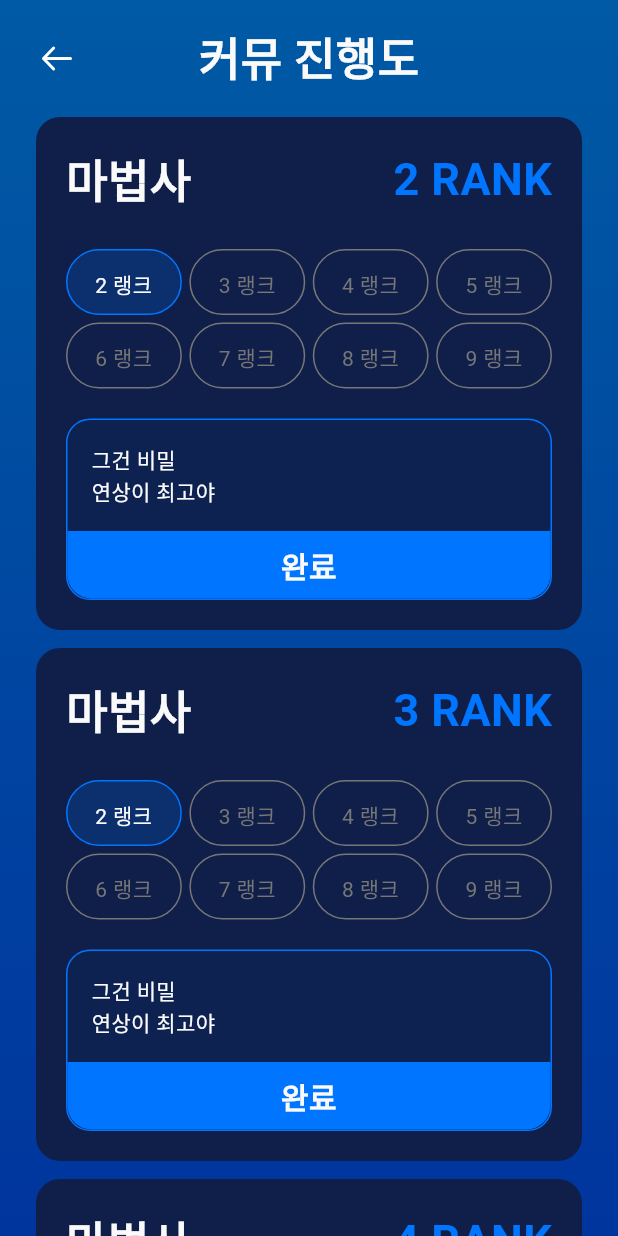
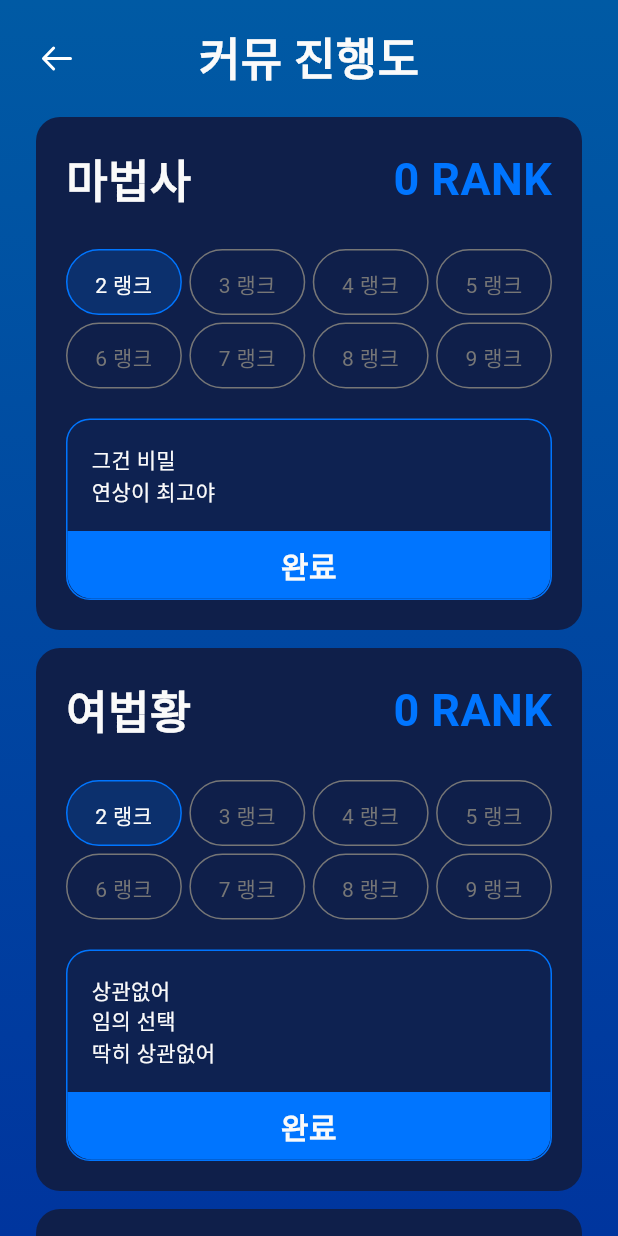
Before and after one commit to kmj94102/mj_app_f, a Flutter app: the Persona3CommunityScreen widget shown alone on an empty page, opened directly, on a phone screen of 412 x 824 dp. Run offline on Flutter 3.47's test engine with Material 3 defaults, Android fonts, the phone set to English and light mode, and no system bars; our stand-ins replace flutter_sticky_header, flutter_svg, get, shared_preferences, sqflite; accounts and stored records are empty; network calls fail.

```diff
--- a/lib/controller/persona3_community_controller.dart
+++ b/lib/controller/persona3_community_controller.dart
@@ -1,4 +1,5 @@
 import 'package:get/get.dart';
+import 'package:shared_preferences/shared_preferences.dart';
 
 import '../database/db_helper.dart';
 import '../database/persona_table.dart';
@@ -6,16 +7,64 @@ import '../database/persona_table.dart';
 class Persona3CommunityController extends GetxController {
   static Persona3CommunityController instance = Get.find();
 
-  final _communityList = <PersonaCommunity>[].obs;
-  List<PersonaCommunity> get communityList => _communityList;
+  final _communityMap = <String, List<PersonaCommunity>>{}.obs;
+
+  Map<String, List<PersonaCommunity>> get communityMap => _communityMap;
+
+  final _rankMap = <String, int>{}.obs;
+
+  Map<String, int> get rankMap => _rankMap;
 
   Future<void> fetchData() async {
     final db = DBHelper.instance;
-    _communityList.value = await db.getPersonaCommunityList();
-    Get.log('${_communityList.length}');
-
-    for(var item in _communityList) {
-      Get.log('${item.arcana} ${item.rank}');
+    await fetchRank();
+    final list = (await db.getPersonaCommunityList());
+    for (var item in list) {
+      _communityMap.putIfAbsent(item.arcana, () => []).add(item);
     }
   }
+
+  Future<void> fetchRank() async {
+    final prefs = await SharedPreferences.getInstance();
+    final arcanaList = [
+      '마법사',
+      '여법황',
+      '여황제',
+      '황제',
+      '법황',
+      '연인',
+      '전차',
+      '정의',
+      '은둔자',
+      '운명',
+      '힘',
+      '사형수',
+      '절제',
+      '악마',
+      '탑',
+      '별',
+      '달',
+      '태양',
+      '영겁',
+      '광대',
+      '사신',
+      '심판',
+    ];
+
+    for (var arcana in arcanaList) {
+      final rank = prefs.getInt(arcana) ?? 0;
+      _rankMap.putIfAbsent(arcana, () => rank);
+    }
+  }
+
+  int getRank(String key) {
+    return _rankMap[key] ?? 0;
+  }
+
+  Future<void> updateRank(String arcana, int rank) async {
+    final prefs = await SharedPreferences.getInstance();
+    prefs.setInt(arcana, rank);
+    _rankMap[arcana] = rank;
+    _rankMap.refresh();
+  }
 }
--- a/lib/views/game/persona3/community/persona3_community.dart
+++ b/lib/views/game/persona3/community/persona3_community.dart
@@ -69,18 +69,33 @@ class _Persona3CommunityScreenState extends State<Persona3CommunityScreen>
               child: SingleChildScrollView(
                 child: Column(
                   children: List.generate(
-                    Persona3CommunityController.instance.communityList.length,
-                    (index) => Column(
-                      children: [
-                        Persona3CommunityItem(
-                          item:
-                              Persona3CommunityController
-                                  .instance
-                                  .communityList[index],
-                        ),
-                        SizedBox(height: 12),
-                      ],
-                    ),
+                    Persona3CommunityController.instance.communityMap.length,
+                    (index) {
+                      final entry = Persona3CommunityController
+                          .instance
+                          .communityMap
+                          .entries
+                          .elementAt(index);
+                      final items = entry.value;
+
+                      return Column(
+                        children: [
+                          Persona3CommunityItem(
+                            items: items,
+                            rank: Persona3CommunityController.instance.getRank(
+                              items.first.arcana,
+                            ),
+                            updateRank: (rank) {
+                              Persona3CommunityController.instance.updateRank(
+                                items.first.arcana,
+                                rank,
+                              );
+                            },
+                          ),
+                          SizedBox(height: 12),
+                        ],
+                      );
+                    },
                   ),
                 ),
               ),
--- a/lib/views/game/persona3/persona3_items.dart
+++ b/lib/views/game/persona3/persona3_items.dart
@@ -1,3 +1,5 @@
+import 'dart:math';
+
 import 'package:flutter/material.dart';
 import 'package:mj_app_f/custom/select_chip.dart';
 import 'package:mj_app_f/style/color.dart';
@@ -6,13 +8,20 @@ import '../../../database/persona_table.dart';
 import '../../../model/persona.dart';
 
 class Persona3ScheduleItem extends StatelessWidget {
-  final List<PersonaSchedule> list;
+  final PersonaSchedule schedule;
+  final Function(List<int>) onTap;
 
-  const Persona3ScheduleItem({super.key, required this.list});
+  const Persona3ScheduleItem({
+    super.key,
+    required this.schedule,
+    required this.onTap,
+  });
 
   @override
   Widget build(BuildContext context) {
-    return Container(
+    return Padding(
+      padding: const EdgeInsets.only(bottom: 12),
+      child: Container(
         width: double.infinity,
         decoration: BoxDecoration(
           color: Color(0xFF131234),
@@ -29,16 +38,19 @@ class Persona3ScheduleItem extends StatelessWidget {
                   borderRadius: BorderRadius.circular(12),
                 ),
                 child: Padding(
-                padding: const EdgeInsets.symmetric(vertical: 7, horizontal: 8),
+                  padding: const EdgeInsets.symmetric(
+                    vertical: 7,
+                    horizontal: 8,
+                  ),
                   child: Text(
-                  '${list.first.day}일 ${list.first.dayOfWeek}',
+                    schedule.getDate(),
                     style: TextStyle(color: ColorStyle.white, fontSize: 12),
                   ),
                 ),
               ),
               SizedBox(height: 12),
 
-            for (var item in list)
+              for (var item in schedule.items ?? <PersonaScheduleInfo>[])
                 Column(
                   crossAxisAlignment: CrossAxisAlignment.start,
                   children: [
@@ -61,7 +73,11 @@ class Persona3ScheduleItem extends StatelessWidget {
                 ),
               SizedBox(height: 14),
 
-            Container(
+              GestureDetector(
+                onTap: () {
+                  onTap(schedule.getIdxList());
+                },
+                child: Container(
                   width: double.infinity,
                   decoration: BoxDecoration(
                     borderRadius: BorderRadius.circular(16),
@@ -80,16 +96,41 @@ class Persona3ScheduleItem extends StatelessWidget {
                     ),
                   ),
                 ),
+              ),
             ],
+          ),
         ),
       ),
     );
   }
 }
 
-class Persona3CommunityItem extends StatelessWidget {
-  final PersonaCommunity item;
-  const Persona3CommunityItem({super.key, required this.item});
+class Persona3CommunityItem extends StatefulWidget {
+  final List<PersonaCommunity> items;
+  final int rank;
+  final Function(int) updateRank;
+
+  const Persona3CommunityItem({
+    super.key,
+    required this.items,
+    required this.rank,
+    required this.updateRank,
+  });
+
+  @override
+  State<Persona3CommunityItem> createState() => _Persona3CommunityItemState();
+}
+
+class _Persona3CommunityItemState extends State<Persona3CommunityItem> {
+  int selectIndex = 0;
+
+  @override
+  void initState() {
+    super.initState();
+    setState(() {
+      selectIndex = max(widget.rank - 2, 0);
+    });
+  }
 
   @override
   Widget build(BuildContext context) {
@@ -107,7 +148,7 @@ class Persona3CommunityItem extends StatelessWidget {
               children: [
                 Expanded(
                   child: Text(
-                    item.arcana,
+                    widget.items.first.arcana,
                     style: TextStyle(
                       color: ColorStyle.white,
                       fontSize: 30,
@@ -116,7 +157,7 @@ class Persona3CommunityItem extends StatelessWidget {
                   ),
                 ),
                 Text(
-                  '${item.rank} RANK',
+                  '${widget.rank} RANK',
                   style: TextStyle(
                     color: ColorStyle.darkBlue,
                     fontSize: 30,
@@ -137,15 +178,22 @@ class Persona3CommunityItem extends StatelessWidget {
               ),
               itemCount: 8,
               itemBuilder: (context, index) {
-                return SelectChip(
+                return GestureDetector(
+                  onTap: () {
+                    setState(() {
+                      selectIndex = index;
+                    });
+                  },
+                  child: SelectChip(
                     text: "${index + 2} 랭크",
-                  isSelect: index == 0,
+                    isSelect: index == selectIndex,
                     selectColor: ColorStyle.darkBlue.withAlpha(50),
                     selectBorderColor: ColorStyle.darkBlue,
                     selectTextColor: ColorStyle.white,
                     unSelectBorderColor: ColorStyle.gray,
                     unSelectTextColor: ColorStyle.gray,
                     padding: EdgeInsets.symmetric(vertical: 12),
+                  ),
                 );
               },
             ),
@@ -164,11 +212,15 @@ class Persona3CommunityItem extends StatelessWidget {
                   Padding(
                     padding: EdgeInsets.all(16),
                     child: Text(
-                      '그건 비밀\n연상이 최고야',
+                      widget.items[selectIndex].contents,
                       style: TextStyle(color: ColorStyle.white, fontSize: 14),
                     ),
                   ),
-                  Container(
+                  GestureDetector(
+                    onTap: () {
+                      widget.updateRank(selectIndex + 2);
+                    },
+                    child: Container(
                       width: double.infinity,
                       decoration: BoxDecoration(
                         color: ColorStyle.darkBlue,
@@ -190,6 +242,7 @@ class Persona3CommunityItem extends StatelessWidget {
                         ),
                       ),
                     ),
+                  ),
                 ],
               ),
             ),
@@ -202,6 +255,7 @@ class Persona3CommunityItem extends StatelessWidget {
 
 class Persona3QuestItem extends StatelessWidget {
   final PersonaQuest item;
+
   const Persona3QuestItem({super.key, required this.item});
 
   @override
@@ -237,12 +291,15 @@ class Persona3QuestItem extends StatelessWidget {
                 ),
                 SizedBox(height: 12),
 
-                if(item.condition.isNotEmpty)
+                if (item.condition.isNotEmpty)
                   Column(
                     children: [
                       Text(
                         item.condition,
-                        style: TextStyle(color: ColorStyle.darkBlue, fontSize: 16),
+                        style: TextStyle(
+                          color: ColorStyle.darkBlue,
+                          fontSize: 16,
+                        ),
                       ),
                       SizedBox(height: 16),
                     ],
--- a/pubspec.yaml
+++ b/pubspec.yaml
@@ -41,6 +41,7 @@ dependencies:
   path:
   intl:
   flutter_sticky_header:
+  shared_preferences:
 
 dev_dependencies:
   flutter_test:
```
Also changed, not shown: lib/controller/perona3_schedule_controller.dart (+19 -3 lines), lib/model/persona.dart (+75 -33 lines), lib/views/game/persona3/persona3_schedule.dart (+7 -1 lines), assets/images/img_pokemon_empty.png (added), pubspec.lock, 1 other file. Lines whose indentation alone changed are shown as unchanged.
